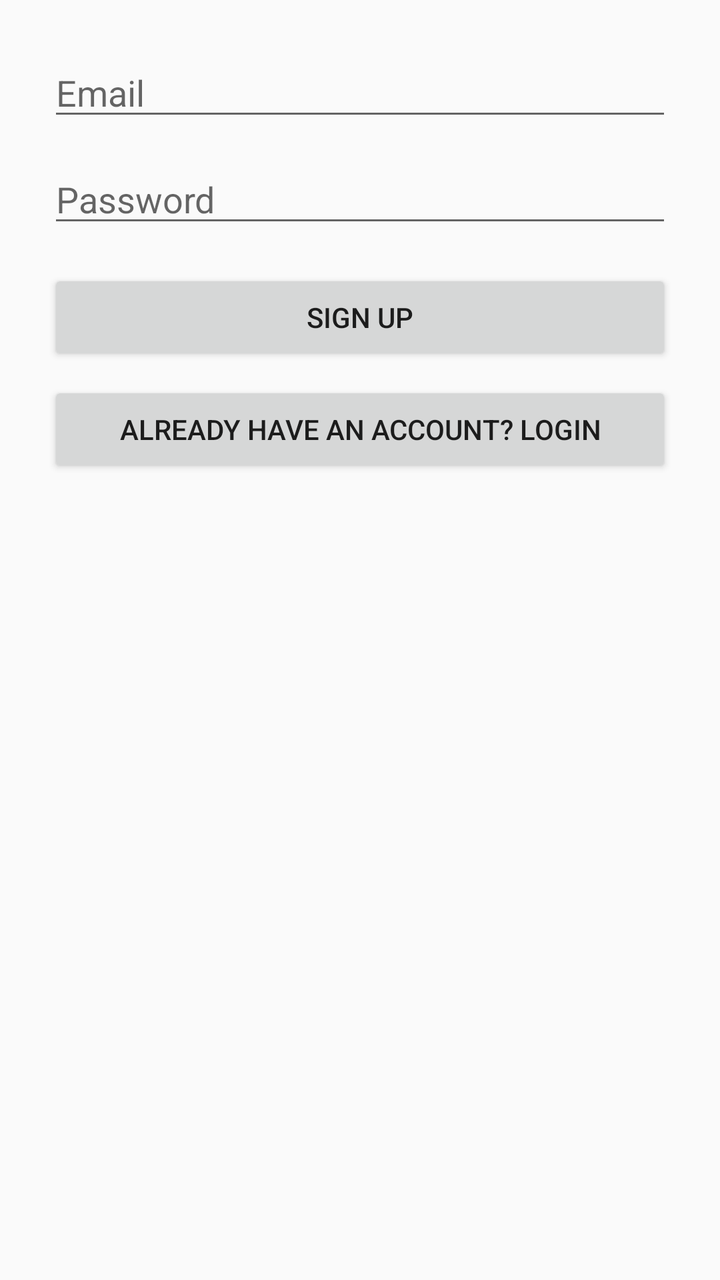
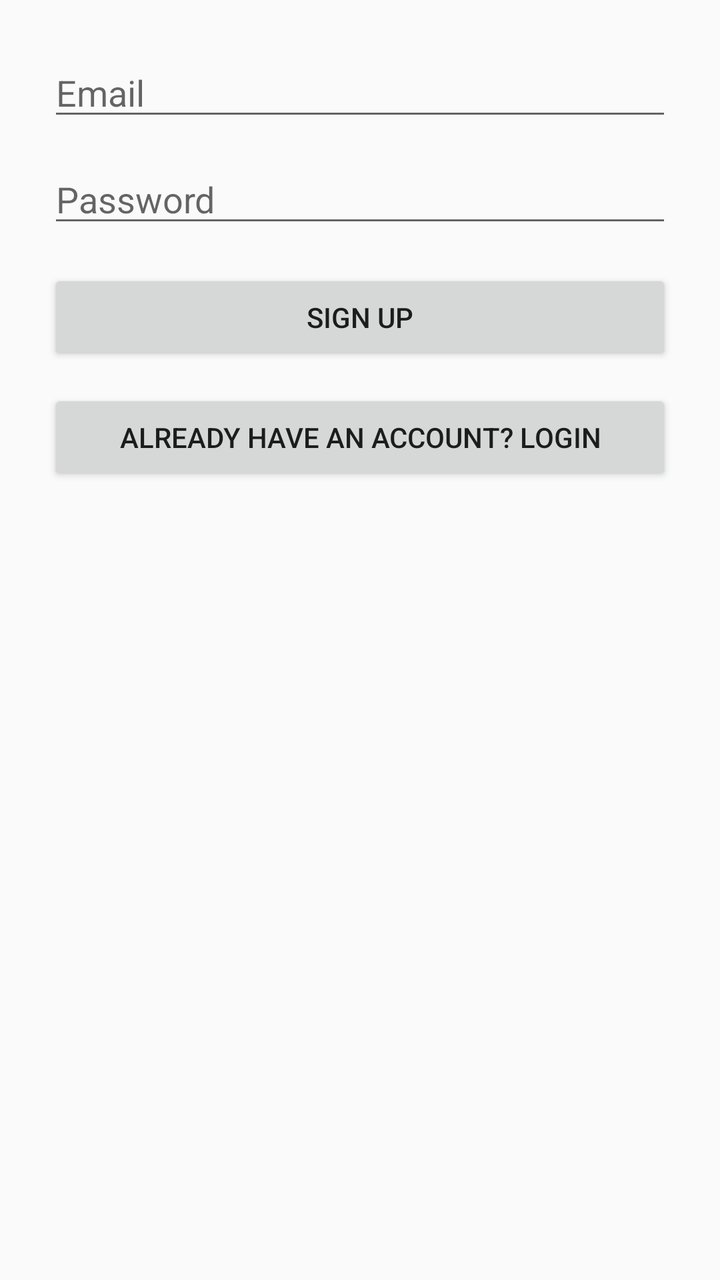

Screens rendered from an Android XML layout before and after an edit, with the pre-edit source and the edit as a unified diff.
<!-- AndroidManifest.xml: application theme Theme.ValueMatch -->
<!-- res/layout/fragment_signup.xml -->
<?xml version="1.0" encoding="utf-8"?>
<LinearLayout
    xmlns:android="http://schemas.android.com/apk/res/android"
    android:layout_width="match_parent"
    android:layout_height="match_parent"
    android:orientation="vertical"
    android:padding="24dp">

    <EditText
        android:id="@+id/emailInput"
        android:layout_width="match_parent"
        android:layout_height="wrap_content"
        android:hint="@string/email_hint"
        android:inputType="textEmailAddress" />

    <EditText
        android:id="@+id/passwordInput"
        android:layout_width="match_parent"
        android:layout_height="wrap_content"
        android:hint="@string/password_hint"
        android:inputType="textPassword"
        android:layout_marginTop="12dp" />

    <Button
        android:id="@+id/signupBtn"
        android:layout_width="match_parent"
        android:layout_height="wrap_content"
        android:text="@string/signup"
        android:layout_marginTop="16dp" />

    <Button
        android:id="@+id/goToLoginBtn"
        android:layout_width="match_parent"
        android:layout_height="wrap_content"
        android:text="@string/go_to_login"
        android:layout_marginTop="8dp" />

    <TextView
        android:id="@+id/statusText"
        android:layout_width="match_parent"
        android:layout_height="wrap_content"
        android:layout_marginTop="12dp"
        android:textColor="@android:color/holo_red_dark" />

</LinearLayout>
<!-- resources referenced by this layout -->
<resources>
  <string name="email_hint">Email</string>
  <string name="go_to_login">Already have an account? Login</string>
  <string name="password_hint">Password</string>
  <string name="signup">Sign Up</string>
  <style name="Theme.ValueMatch" parent="Theme.AppCompat.DayNight.NoActionBar">
          <item name="colorPrimary">@color/purple_500</item>
          <item name="colorPrimaryDark">@color/purple_700</item>
          <item name="colorAccent">@color/teal_200</item>
      </style>
  <color name="purple_500">#FF6200EE</color>
  <color name="purple_700">#FF3700B3</color>
  <color name="teal_200">#FF03DAC5</color>
</resources>

<!-- the commit's change to res/layout/fragment_signup.xml (unified diff, before → after) -->
@@ -1,10 +1,10 @@
 <?xml version="1.0" encoding="utf-8"?>
 <LinearLayout
     xmlns:android="http://schemas.android.com/apk/res/android"
+    android:orientation="vertical"
+    android:padding="24dp"
     android:layout_width="match_parent"
-    android:layout_height="match_parent"
-    android:orientation="vertical"
-    android:padding="24dp">
+    android:layout_height="match_parent">
 
     <EditText
         android:id="@+id/emailInput"
@@ -33,7 +33,7 @@
         android:layout_width="match_parent"
         android:layout_height="wrap_content"
         android:text="@string/go_to_login"
-        android:layout_marginTop="8dp" />
+        android:layout_marginTop="12dp" />
 
     <TextView
         android:id="@+id/statusText"
@@ -41,5 +41,4 @@
         android:layout_height="wrap_content"
         android:layout_marginTop="12dp"
         android:textColor="@android:color/holo_red_dark" />
-
 </LinearLayout>
